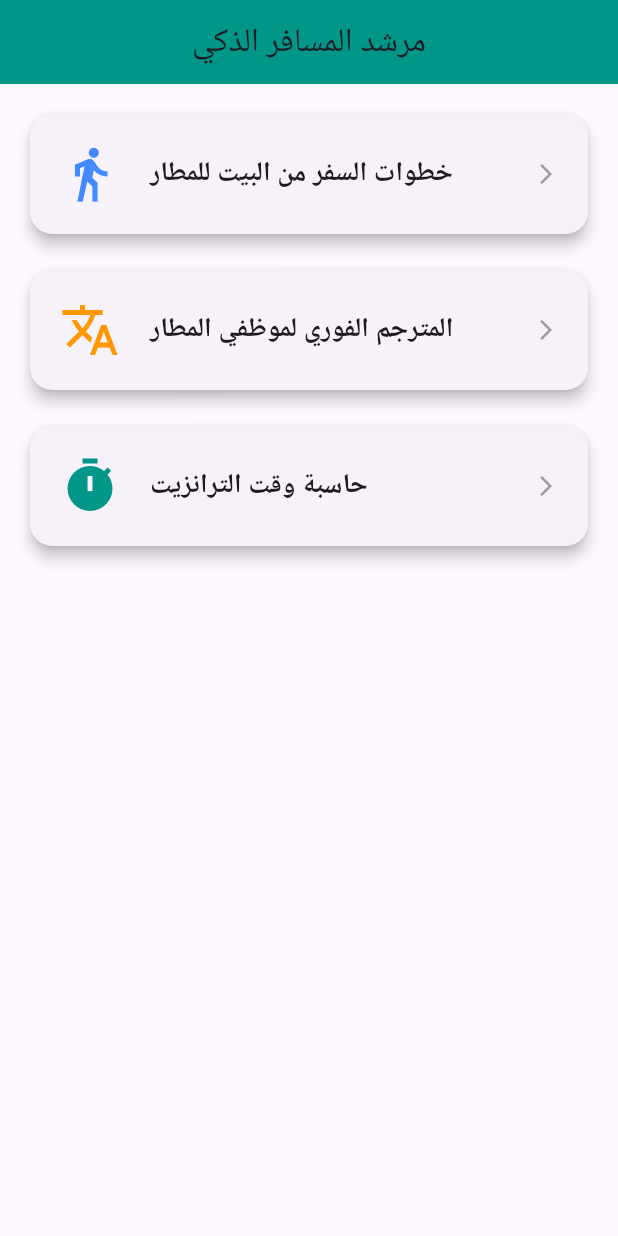
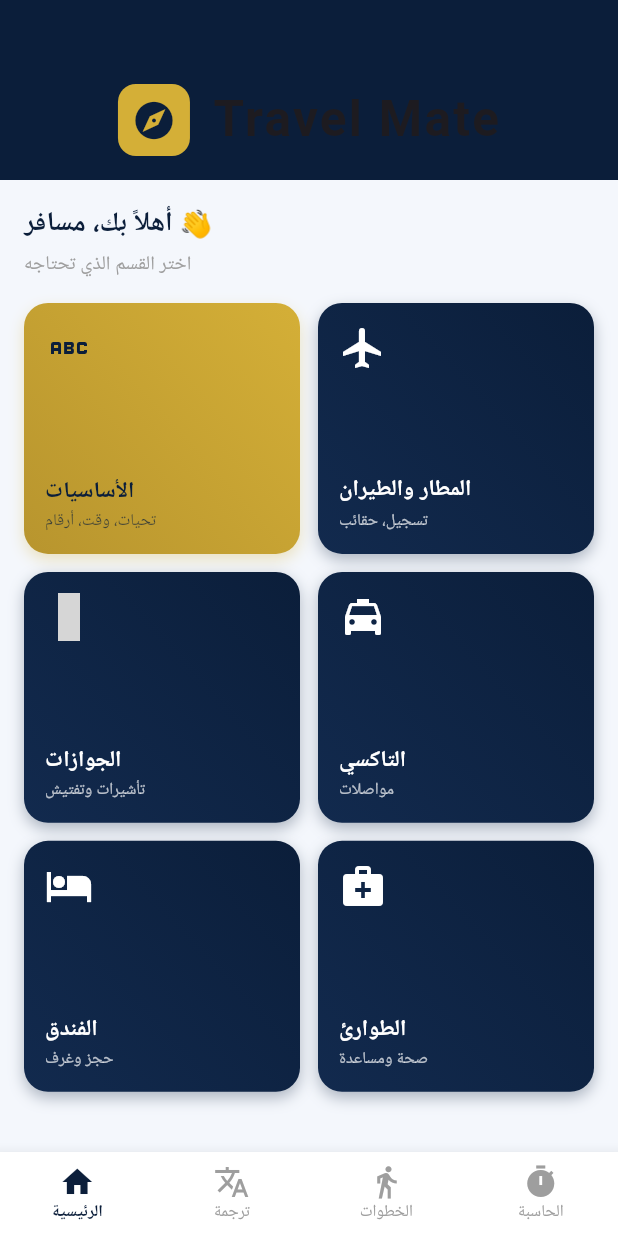
Before and after one commit to alfadniahapp-art/transit-helper, a Flutter app: the screen it shows after launch, on a phone screen of 412 x 824 dp. Run offline on Flutter 3.47's test engine with Material 3 defaults, Android fonts, the phone set to English and light mode, and no system bars; our stand-ins replace flutter_tts; statements that could not run were skipped; grey boxes are pictures that could not be loaded.

Commit message:
Refactor main app structure and update theme

```diff
--- a/lib/main.dart
+++ b/lib/main.dart
@@ -1,4 +1,5 @@
 import 'package:flutter/material.dart';
+import 'theme.dart';
 import 'screens/translator_screen.dart';
 
 void main() {
@@ -10,80 +11,162 @@ class TransitApp extends StatelessWidget {
   @override
   Widget build(BuildContext context) {
     return MaterialApp(
-      title: 'مرشد المسافر',
+      title: 'Travel Mate',
       debugShowCheckedModeBanner: false,
-      theme: ThemeData(primarySwatch: Colors.teal),
-      home: const HomeScreen(),
+      theme: buildAppTheme(),
+      home: const MainNavigationScreen(),
     );
   }
 }
 
-// ================= الشاشة الرئيسية =================
-class HomeScreen extends StatelessWidget {
-  const HomeScreen({super.key});
+// ================= الشاشة الرئيسية مع التبويبات السفلية =================
+class MainNavigationScreen extends StatefulWidget {
+  const MainNavigationScreen({super.key});
+  @override
+  State<MainNavigationScreen> createState() => _MainNavigationScreenState();
+}
+
+class _MainNavigationScreenState extends State<MainNavigationScreen> {
+  int _currentIndex = 0;
+
+  // قائمة الشاشات التي ستظهر عند الضغط على التبويبات السفلية
+  final List<Widget> _screens = [
+    const HomeScreenContent(), // الشاشة الرئيسية
+    const TranslatorScreen(),  // المترجم
+    const TravelStepsScreen(), // خطوات السفر
+    const TransitCalculatorScreen(), // الحاسبة
+  ];
 
   @override
   Widget build(BuildContext context) {
     return Scaffold(
-      appBar: AppBar(
-        title: const Text('مرشد المسافر الذكي'),
+      body: _screens[_currentIndex],
+      bottomNavigationBar: BottomNavigationBar(
+        currentIndex: _currentIndex,
+        onTap: (index) => setState(() => _currentIndex = index),
+        type: BottomNavigationBarType.fixed,
+        backgroundColor: AppColors.white,
+        selectedItemColor: AppColors.navy,
+        unselectedItemColor: Colors.grey,
+        selectedLabelStyle: const TextStyle(fontWeight: FontWeight.bold, fontSize: 11),
+        unselectedLabelStyle: const TextStyle(fontSize: 11),
+        items: const [
+          BottomNavigationBarItem(icon: Icon(Icons.home), label: 'الرئيسية'),
+          BottomNavigationBarItem(icon: Icon(Icons.translate), label: 'ترجمة'),
+          BottomNavigationBarItem(icon: Icon(Icons.directions_walk), label: 'الخطوات'),
+          BottomNavigationBarItem(icon: Icon(Icons.timer), label: 'الحاسبة'),
+        ],
+      ),
+    );
+  }
+}
+
+// ================= محتوى الشاشة الرئيسية =================
+class HomeScreenContent extends StatelessWidget {
+  const HomeScreenContent({super.key});
+
+  @override
+  Widget build(BuildContext context) {
+    return Scaffold(
+      body: CustomScrollView(
+        slivers: [
+          // الهيدر الكحلي
+          SliverAppBar(
+            expandedHeight: 120.0,
+            floating: false,
+            pinned: true,
+            backgroundColor: AppColors.navy,
+            flexibleSpace: FlexibleSpaceBar(
+              title: Row(
+                mainAxisSize: MainAxisSize.min,
+                children: [
+                  Container(
+                    padding: const EdgeInsets.all(6),
+                    decoration: BoxDecoration(
+                      color: AppColors.gold,
+                      borderRadius: BorderRadius.circular(8),
+                    ),
+                    child: const Icon(Icons.explore, color: AppColors.navy, size: 20),
+                  ),
+                  const SizedBox(width: 10),
+                  const Text('Travel Mate', style: TextStyle(fontWeight: FontWeight.bold, letterSpacing: 1)),
+                ],
+              ),
               centerTitle: true,
-        backgroundColor: Colors.teal,
             ),
-      body: Padding(
-        padding: const EdgeInsets.all(16.0),
-        child: Column(
+          ),
+
+          // محتوى الشاشة
+          SliverPadding(
+            padding: const EdgeInsets.all(16),
+            sliver: SliverList(
+              delegate: SliverChildListDelegate([
+                const Text('أهلاً بك، مسافر 👋', style: TextStyle(fontSize: 18, fontWeight: FontWeight.bold, color: AppColors.navy)),
+                const SizedBox(height: 4),
+                const Text('اختر القسم الذي تحتاجه', style: TextStyle(fontSize: 13, color: Colors.grey)),
+                const SizedBox(height: 16),
+
+                // شبكة البطاقات (Grid)
+                GridView.count(
+                  crossAxisCount: 2,
+                  shrinkWrap: true,
+                  physics: const NeverScrollableScrollPhysics(),
+                  crossAxisSpacing: 12,
+                  mainAxisSpacing: 12,
+                  childAspectRatio: 1.1,
                   children: [
-            _buildMainCard(
-              context,
-              title: 'خطوات السفر من البيت للمطار',
-              icon: Icons.directions_walk,
-              color: Colors.blueAccent,
-              onTap: () => Navigator.push(context, MaterialPageRoute(builder: (_) => const TravelStepsScreen())),
+                    _buildGateCard(context, 'الأساسيات', 'تحيات، وقت، أرقام', Icons.abc, AppColors.gold, AppColors.navy, isGold: true),
+                    _buildGateCard(context, 'المطار والطيران', 'تسجيل، حقائب', Icons.flight, AppColors.navy, AppColors.white),
+                    _buildGateCard(context, 'الجوازات', 'تأشيرات وتفتيش', Icons.passport, AppColors.navy, AppColors.white),
+                    _buildGateCard(context, 'التاكسي', 'مواصلات', Icons.local_taxi, AppColors.navy, AppColors.white),
+                    _buildGateCard(context, 'الفندق', 'حجز وغرف', Icons.hotel, AppColors.navy, AppColors.white),
+                    _buildGateCard(context, 'الطوارئ', 'صحة ومساعدة', Icons.medical_services, AppColors.navy, AppColors.white),
+                  ],
                 ),
-            const SizedBox(height: 16),
-            _buildMainCard(
-              context,
-              title: 'المترجم الفوري لموظفي المطار',
-              icon: Icons.translate,
-              color: Colors.orange,
-              onTap: () => Navigator.push(context, MaterialPageRoute(builder: (_) => const TranslatorScreen())),
+              ]),
             ),
-            const SizedBox(height: 16),
-            _buildMainCard(
-              context,
-              title: 'حاسبة وقت الترانزيت',
-              icon: Icons.timer,
-              color: Colors.teal,
-              onTap: () => Navigator.push(context, MaterialPageRoute(builder: (_) => const TransitCalculatorScreen())),
           ),
         ],
-        ),
       ),
     );
   }
 
-  Widget _buildMainCard(BuildContext context, {required String title, required IconData icon, required Color color, required VoidCallback onTap}) {
-    return Card(
-      elevation: 4,
-      shape: RoundedRectangleBorder(borderRadius: BorderRadius.circular(15)),
+  Widget _buildGateCard(BuildContext context, String title, String sub, IconData icon, Color bgColor, Color textColor, {bool isGold = false}) {
+    return Container(
+      decoration: BoxDecoration(
+        gradient: LinearGradient(
+          begin: Alignment.topRight,
+          end: Alignment.bottomLeft,
+          colors: isGold ? [AppColors.gold, const Color(0xFFB8952E)] : [AppColors.navy, AppColors.navy2],
+        ),
+        borderRadius: BorderRadius.circular(16),
+        boxShadow: [BoxShadow(color: bgColor.withOpacity(0.3), blurRadius: 8, offset: const Offset(0, 4))],
+      ),
+      child: Material(
+        color: Colors.transparent,
         child: InkWell(
-        onTap: onTap,
-        borderRadius: BorderRadius.circular(15),
+          borderRadius: BorderRadius.circular(16),
+          onTap: () {
+            // سيتم ربط هذه البطاقات بالشاشات لاحقاً
+            ScaffoldMessenger.of(context).showSnackBar(SnackBar(content: Text('قريباً: $title')));
+          },
           child: Padding(
-          padding: const EdgeInsets.all(20.0),
-          child: Row(
+            padding: const EdgeInsets.all(14),
+            child: Column(
+              crossAxisAlignment: CrossAxisAlignment.start,
+              mainAxisAlignment: MainAxisAlignment.spaceBetween,
               children: [
-              Icon(icon, size: 40, color: color),
-              const SizedBox(width: 20),
-              Expanded(
-                child: Text(
-                  title,
-                  style: const TextStyle(fontSize: 18, fontWeight: FontWeight.bold),
+                Icon(icon, color: textColor, size: 32),
+                Column(
+                  crossAxisAlignment: CrossAxisAlignment.start,
+                  children: [
+                    Text(title, style: TextStyle(color: textColor, fontWeight: FontWeight.bold, fontSize: 15)),
+                    const SizedBox(height: 2),
+                    Text(sub, style: TextStyle(color: textColor.withOpacity(0.7), fontSize: 11)),
+                  ],
                 ),
+              ],
             ),
-              const Icon(Icons.arrow_forward_ios, size: 16, color: Colors.grey),
-            ],
           ),
         ),
       ),
@@ -91,19 +174,17 @@ class HomeScreen extends StatelessWidget {
   }
 }
 
-// ================= 1. شاشة خطوات السفر =================
+// ================= 3. شاشة خطوات السفر (نفس التصميم السابق) =================
 class TravelStepsScreen extends StatelessWidget {
   const TravelStepsScreen({super.key});
 
   final List<Map<String, dynamic>> steps = const [
-    {'title': '1. من البيت إلى المطار', 'desc': 'احجز سيارة أجرة (تاكسي) أو استخدم تطبيق نقل. تأكد من مغادرة البيت قبل 3 ساعات من موعد الرحلة.', 'icon': Icons.local_taxi},
-    {'title': '2. الوصول لصالة المغادرة', 'desc': 'ابحث عن شاشة الرحلات لمعرفة رقم كاونتر شركة الطيران الخاصة بك.', 'icon': Icons.flight_takeoff},
-    {'title': '3. كاونتر الحجز (Check-in)', 'desc': 'قابل موظف الحجز. قدم جواز السفر. سيقوم الموظف بوزن حقائبك وتسليمك كرت الصعود (Boarding Pass).', 'icon': Icons.badge},
-    {'title': '4. وزن الأمتعة (Baggage Drop)', 'desc': 'إذا كانت حقيبتك أكبر من المقاس المسموح، سيقوم الموظف بأخذها لتوضع في الطائرة (احتفظ بالتغسيلة).', 'icon': Icons.luggage},
-    {'title': '5. الجوازات (Passport Control)', 'desc': 'قف في طابور الجوازات. قدم جواز السفر وبطاقة الصعود للموظف ليضع ختم الخروج.', 'icon': Icons.credit_card},
-    {'title': '6. التفتيش الأمني (Security)', 'desc': 'ضع حزامك، هاتفك، والسوائل في الصينية. مر عبر جهاز الأشعة السينية.', 'icon': Icons.security},
-    {'title': '7. صالة الانتظار (Gate)', 'desc': 'اذهب إلى رقم البوابة (Gate) المكتوب على بطاقة الصعود. راقب الشاشات لموعد الإقلاع.', 'icon': Icons.airline_seat_recline_normal},
-    {'title': '8. الصعود للطائرة (Boarding)', 'desc': 'قدم بطاقة الصعود للموظف واصعد للطائرة.', 'icon': Icons.airplanemode_active},
+    {'title': '1. من البيت إلى المطار', 'desc': 'احجز تاكسي. غادر قبل 3 ساعات.', 'icon': Icons.local_taxi},
+    {'title': '2. كاونتر الحجز', 'desc': 'قدم جواز السفر، وزن الحقائب، استلم كرت الصعود.', 'icon': Icons.badge},
+    {'title': '3. الجوازات', 'desc': 'قدم جوازك للموظف ليضع ختم الخروج.', 'icon': Icons.credit_card},
+    {'title': '4. التفتيش الأمني', 'desc': 'ضع أغراضك في الصينية ومر عبر الأشعة.', 'icon': Icons.security},
+    {'title': '5. صالة الانتظار', 'desc': 'اذهب لبوابتك (Gate) وراقب الشاشات.', 'icon': Icons.airline_seat_recline_normal},
+    {'title': '6. الصعود للطائرة', 'desc': 'قدم كرت الصعود واصعد.', 'icon': Icons.airplanemode_active},
   ];
 
   @override
@@ -111,7 +192,7 @@ class TravelStepsScreen extends StatelessWidget {
     return Scaffold(
       appBar: AppBar(title: const Text('خطوات السفر')),
       body: ListView.builder(
-        padding: const EdgeInsets.all(12),
+        padding: const EdgeInsets.all(16),
         itemCount: steps.length,
         itemBuilder: (context, index) {
           final step = steps[index];
@@ -119,15 +200,14 @@ class TravelStepsScreen extends StatelessWidget {
             margin: const EdgeInsets.only(bottom: 12),
             child: ListTile(
               leading: CircleAvatar(
-                backgroundColor: Colors.teal.shade100,
-                child: Icon(step['icon'], color: Colors.teal),
+                backgroundColor: AppColors.navy.withOpacity(0.1),
+                child: Icon(step['icon'], color: AppColors.navy),
               ),
-              title: Text(step['title'], style: const TextStyle(fontWeight: FontWeight.bold)),
+              title: Text(step['title'], style: const TextStyle(fontWeight: FontWeight.bold, color: AppColors.navy)),
               subtitle: Padding(
-                padding: const EdgeInsets.only(top: 8.0),
+                padding: const EdgeInsets.only(top: 6),
                 child: Text(step['desc']),
               ),
-              isThreeLine: true,
             ),
           );
         },
@@ -136,7 +216,7 @@ class TravelStepsScreen extends StatelessWidget {
   }
 }
 
-// ================= 3. شاشة حاسبة الترانزيت =================
+// ================= 4. شاشة الحاسبة (نفس التصميم السابق) =================
 class TransitCalculatorScreen extends StatefulWidget {
   const TransitCalculatorScreen({super.key});
   @override
@@ -167,8 +247,13 @@ class _TransitCalculatorScreenState extends State<TransitCalculatorScreen> {
   Widget build(BuildContext context) {
     return Scaffold(
       appBar: AppBar(title: const Text('حاسبة الترانزيت')),
-      body: Padding(
-        padding: const EdgeInsets.all(20),
+      body: SingleChildScrollView(
+        padding: const EdgeInsets.all(16),
+        child: Column(
+          children: [
+            Card(
+              child: Padding(
+                padding: const EdgeInsets.all(16),
                 child: Column(
                   children: [
                     DropdownButtonFormField<String>(
@@ -177,20 +262,36 @@ class _TransitCalculatorScreenState extends State<TransitCalculatorScreen> {
                       items: airports.keys.map((e) => DropdownMenuItem(value: e, child: Text(e))).toList(),
                       onChanged: (v) => setState(() => selectedAirport = v!),
                     ),
-            const SizedBox(height: 20),
+                    const SizedBox(height: 16),
                     Row(
                       children: [
-                Expanded(child: ElevatedButton(onPressed: () => pickTime(true), child: Text(arrival == null ? 'وقت الوصول' : 'الوصول: ${arrival!.format(context)}'))),
+                        Expanded(
+                          child: ElevatedButton.icon(
+                            icon: const Icon(Icons.flight_land),
+                            onPressed: () => pickTime(true),
+                            label: Text(arrival == null ? 'وصول' : arrival!.format(context)),
+                          ),
+                        ),
                         const SizedBox(width: 10),
-                Expanded(child: ElevatedButton(onPressed: () => pickTime(false), child: Text(departure == null ? 'وقت المغادرة' : 'المغادرة: ${departure!.format(context)}'))),
+                        Expanded(
+                          child: ElevatedButton.icon(
+                            icon: const Icon(Icons.flight_takeoff),
+                            onPressed: () => pickTime(false),
+                            label: Text(departure == null ? 'مغادرة' : departure!.format(context)),
+                          ),
+                        ),
                       ],
                     ),
-            const SizedBox(height: 20),
+                    const SizedBox(height: 16),
                     ElevatedButton.icon(
-              style: ElevatedButton.styleFrom(minimumSize: const Size(double.infinity, 50)),
+                      style: ElevatedButton.styleFrom(backgroundColor: AppColors.gold, foregroundColor: AppColors.navy),
                       icon: const Icon(Icons.calculate),
                       label: const Text('احسب التوصية'),
                       onPressed: (arrival != null && departure != null) ? () => _calculate(context) : null,
+                    ),
+                  ],
+                ),
+              ),
             ),
           ],
         ),
```
Lines whose indentation alone changed are shown as unchanged.
